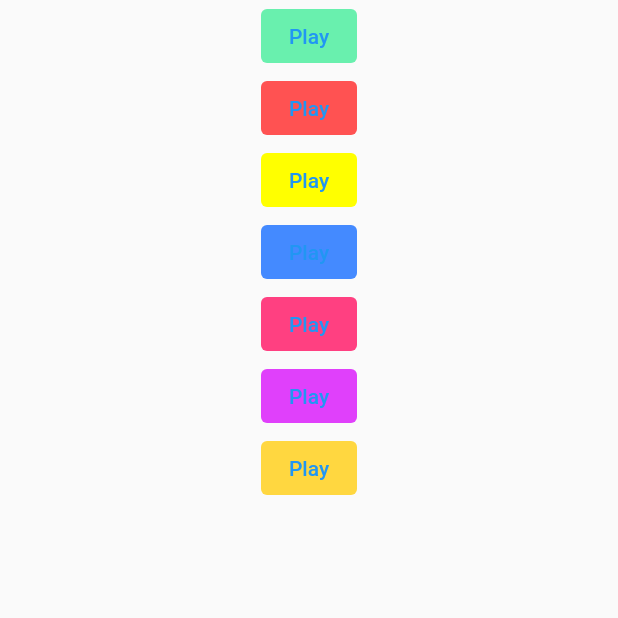
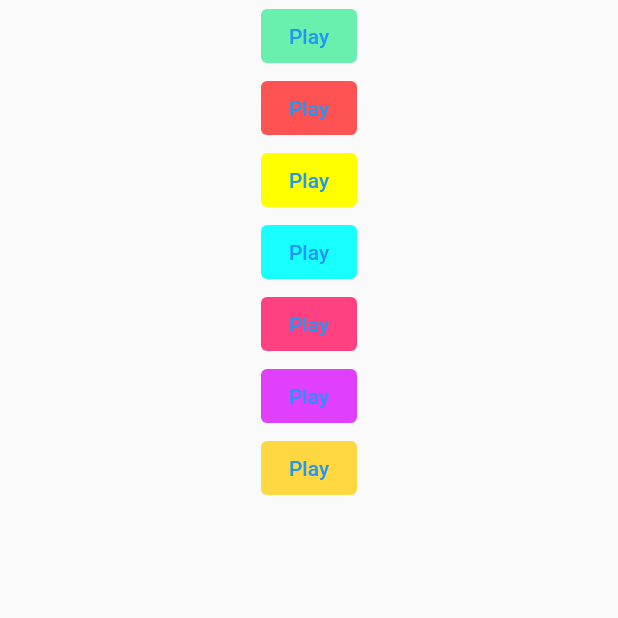
Before and after one commit to OstrichFarmer/xylophone, a Flutter app: the screen it shows after launch, on a phone screen of 412 x 824 dp, the top half of it. Run offline on Flutter 3.47's test engine with Material 2 defaults, Android fonts, the light colour scheme and no system bars; our stand-ins replace audioplayers.

Commit message:
made adjustment to button 4

```diff
--- a/lib/main.dart
+++ b/lib/main.dart
@@ -47,7 +47,7 @@ class XylophoneApp extends StatelessWidget {
                 ),
                 TextButton(
                   style:
-                      TextButton.styleFrom(backgroundColor: Colors.blueAccent),
+                      TextButton.styleFrom(backgroundColor: Colors.cyanAccent),
                   onPressed: () {
                     final player = AudioCache();
                     player.play('assets_note4.wav');
```
